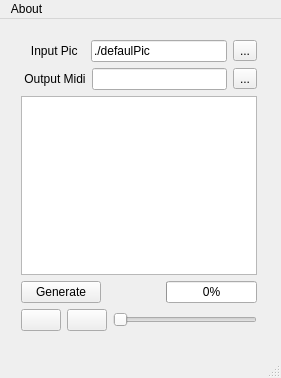
The window that GUI/GUIQt/guimupic.ui (ImageBasedComposing/muphic) describes before a commit, drawn with Qt 5.
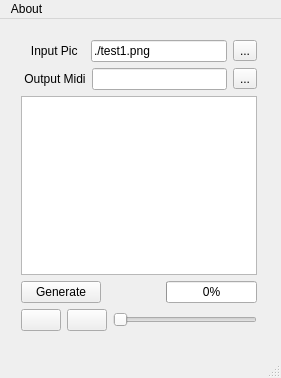
The same window after the commit. Icons and pictures are not drawn.

What changed in the file:
```diff
--- a/GUI/GUIQt/guimupic.ui
+++ b/GUI/GUIQt/guimupic.ui
@@ -14,7 +14,7 @@
    <string>GuiMupic</string>
   </property>
   <widget class="QWidget" name="centralWidget">
-   <widget class="QWidget" name="">
+   <widget class="QWidget" name="layoutWidget">
     <property name="geometry">
      <rect>
       <x>10</x>
@@ -35,8 +35,14 @@
        </item>
        <item>
         <widget class="QLineEdit" name="lineEdit_InputPic">
+         <property name="enabled">
+          <bool>true</bool>
+         </property>
          <property name="text">
-          <string>./defaulPic</string>
+          <string>./test1.png</string>
+         </property>
+         <property name="readOnly">
+          <bool>true</bool>
          </property>
         </widget>
        </item>
```
Left out of the diff: 18 changed lines with no effect on the pictures.
